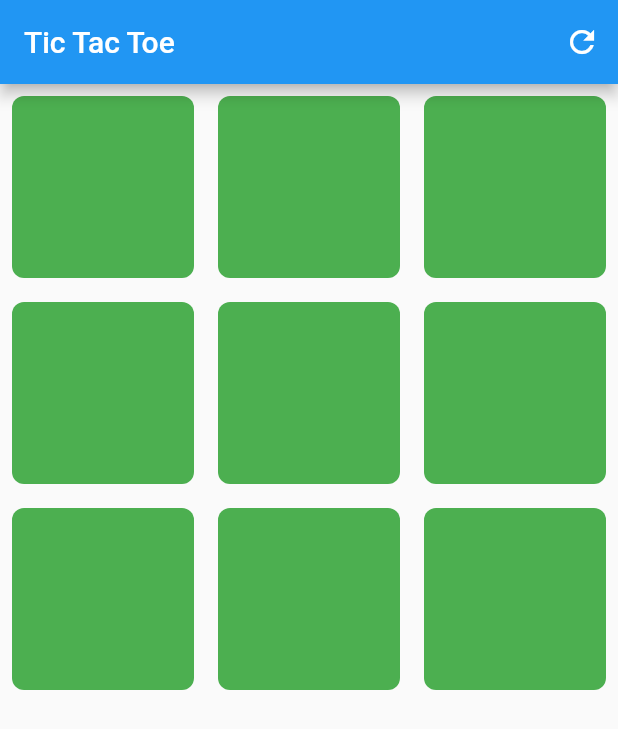
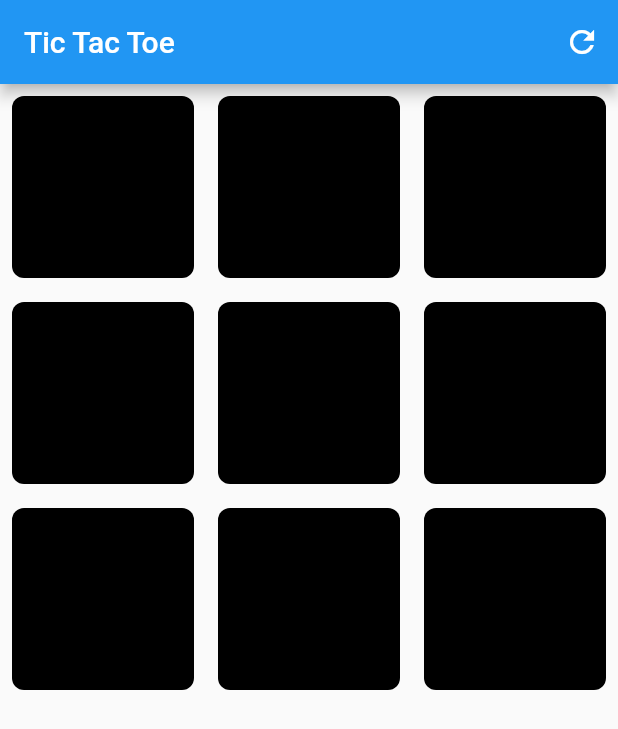
Before and after one commit to mohit-2003/Tic-Tac-Toe-Flutter-, a Flutter app: the screen it shows after launch, on a phone screen of 412 x 824 dp. Shown: the top 729 px of the screen. Run offline on Flutter 3.47's test engine with Material 2 defaults, Android fonts, the light colour scheme and no system bars.

Commit message:
text color changed

```diff
--- a/lib/pages/home_page.dart
+++ b/lib/pages/home_page.dart
@@ -32,7 +32,7 @@ class _HomePageState extends State<HomePage> {
                 onTap: () => _onClicked(index),
                 child: new Container(
                   decoration: new BoxDecoration(
-                      color: Colors.green,
+                      color: Colors.black,
                       borderRadius: new BorderRadius.circular(8)),
                   child: new Center(
                     child: new Text(
@@ -40,7 +40,9 @@ class _HomePageState extends State<HomePage> {
                       style: new TextStyle(
                           fontWeight: FontWeight.bold,
                           fontSize: 60,
-                          color: Colors.white),
+                          color: _elementList[index] == "0"
+                              ? Colors.white
+                              : Colors.yellow),
                     ),
                   ),
                 ),
```
